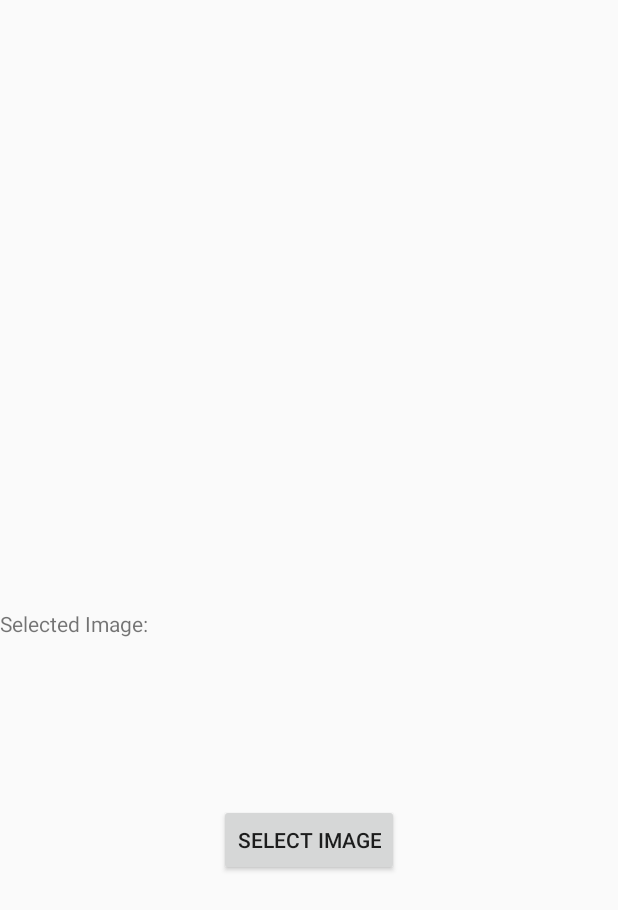
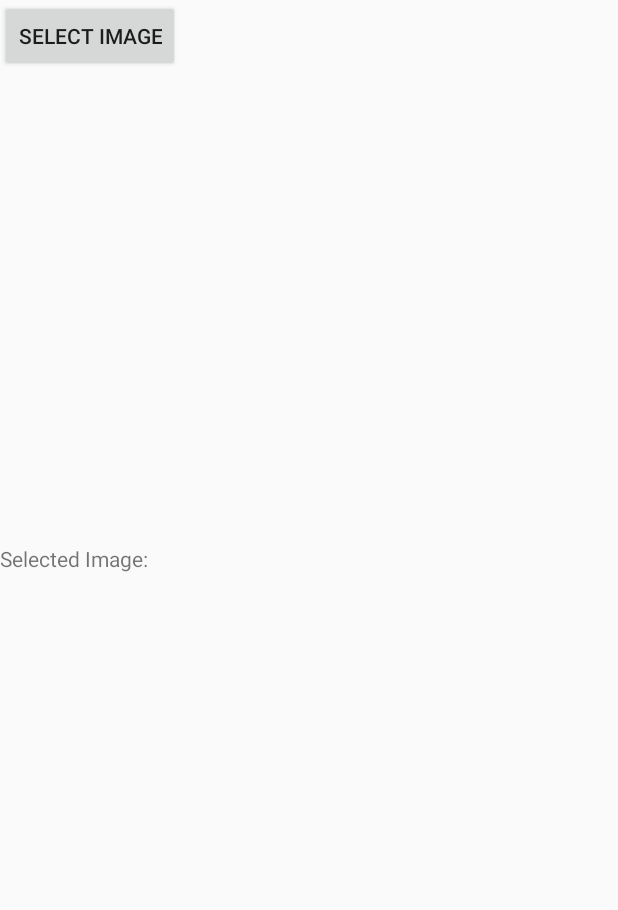
Before and after one commit to Arkadamus/JeuDePiste, an Android app: the layout activity_camera.xml on its own in the app's theme, with its tools: preview values and no code run, on a phone screen of 412 x 824 dp. Shown: the top 910 px of the screen. Run offline under Robolectric (Android 15) with nearby library versions, the phone set to English and light mode, and no system bars.

```diff
--- a/app/src/main/java/com/example/testmap/CameraActivity.java
+++ b/app/src/main/java/com/example/testmap/CameraActivity.java
@@ -57,14 +57,17 @@ public class CameraActivity extends AppCompatActivity {
     private final String LOG_TAG = "CameraActivity";
     private ImageView selectedImage;
     private TextView resultTextView;
+    private Button selectImageButton;
     Account mAccount;
 
     @Override
     protected void onCreate(Bundle savedInstanceState) {
         super.onCreate(savedInstanceState);
-        setContentView(R.layout.activity_main);
-        Button selectImageButton = (Button) findViewById(R.id
-                .select_image_button);
+
+        //Intent intent = getIntent();
+
+        setContentView(R.layout.activity_camera);
+        selectImageButton = (Button) findViewById(R.id.select_image_button);
         selectedImage = (ImageView) findViewById(R.id.selected_image);
         resultTextView = (TextView) findViewById(R.id.result);
         selectImageButton.setOnClickListener(new View.OnClickListener() {
@@ -284,7 +287,7 @@ public class CameraActivity extends AppCompatActivity {
             pickUserAccount();
         } else {
             //ne voit pas le constructeur de CGetTokenTask.java
-           new CGetTokenTask(CameraActivity.this, mAccount, SCOPE, REQUEST_ACCOUNT_AUTHORIZATION)
+            new CGetTokenTask(CameraActivity.this, mAccount, SCOPE, REQUEST_ACCOUNT_AUTHORIZATION)
                     .execute();
         }
     }
--- a/app/src/main/java/com/example/testmap/MainActivity.java
+++ b/app/src/main/java/com/example/testmap/MainActivity.java
@@ -64,7 +64,7 @@ public class MainActivity extends AppCompatActivity implements LocationListener
         btnRealiserTache.setOnClickListener(new View.OnClickListener() {
             @Override
             public void onClick(View v) {
-
+                onClickCamera(v);
             }
         });
 
@@ -126,7 +126,8 @@ public class MainActivity extends AppCompatActivity implements LocationListener
             GenerateTache();
         }
         if(requestCode == 3){
-
+            String labelImage = data.getStringExtra("EXTRA_LABELIMAGE");
+            Toast.makeText(this,labelImage,Toast.LENGTH_SHORT).show();
         }
     }
 
@@ -186,7 +187,7 @@ public class MainActivity extends AppCompatActivity implements LocationListener
 
     ///Methodes autres
     public void GenerateTache() {
-        btnRealiserTache.setEnabled(false);
+        //btnRealiserTache.setEnabled(false);
         CPreuve cPreuve = CPreuve.GeneratePreuve();
         cLieu = new CLieu();
         cLieu.GeneratePlace();
@@ -241,7 +242,7 @@ public class MainActivity extends AppCompatActivity implements LocationListener
 
     public void onClickCamera(View v){
         Intent intent = new Intent(this,CameraActivity.class);
-        startActivityForResult(intent,3);
+        startActivity(intent);
     }
 
     //    @SuppressWarnings("MissingPermission")
--- a/app/src/main/res/layout/activity_camera.xml
+++ b/app/src/main/res/layout/activity_camera.xml
@@ -1,10 +1,8 @@
 <?xml version="1.0" encoding="utf-8"?>
-<androidx.constraintlayout.widget.ConstraintLayout xmlns:android="http://schemas.android.com/apk/res/android"
-    xmlns:app="http://schemas.android.com/apk/res-auto"
-    xmlns:tools="http://schemas.android.com/tools"
+<LinearLayout xmlns:android="http://schemas.android.com/apk/res/android"
     android:layout_width="match_parent"
     android:layout_height="match_parent"
-    tools:context=".CameraActivity">
+    android:orientation="vertical">
 
     <Button
         android:id="@+id/select_image_button"
@@ -12,40 +10,27 @@
         android:layout_height="wrap_content"
         android:layout_alignParentBottom="true"
         android:layout_centerHorizontal="true"
-        android:text="Select Image"
-        app:layout_constraintBottom_toBottomOf="parent"
-        app:layout_constraintEnd_toEndOf="parent"
-        app:layout_constraintStart_toStartOf="parent"
-        app:layout_constraintTop_toBottomOf="@+id/selected_image" />
+        android:text="Select Image" />
 
     <ImageView
         android:id="@+id/selected_image"
         android:layout_width="411dp"
         android:layout_height="295dp"
-        android:layout_below="@+id/selected_image_txt"
-        android:layout_centerHorizontal="true"
-        app:layout_constraintEnd_toEndOf="parent"
-        app:layout_constraintStart_toStartOf="parent"
-        app:layout_constraintTop_toTopOf="parent" />
+        android:layout_below="@id/selected_image_txt"
+        android:layout_centerHorizontal="true" />
 
     <TextView
         android:id="@+id/result"
         android:layout_width="match_parent"
         android:layout_height="wrap_content"
-        android:layout_below="@+id/selected_image"
-        app:layout_constraintBottom_toTopOf="@+id/select_image_button"
-        app:layout_constraintTop_toBottomOf="@+id/selected_image_txt"
-        tools:layout_editor_absoluteX="0dp" />
+        android:layout_below="@id/selected_image" />
 
     <TextView
         android:id="@+id/selected_image_txt"
         android:layout_width="match_parent"
         android:layout_height="wrap_content"
         android:layout_alignParentTop="true"
-        android:text="Selected Image: "
-        app:layout_constraintBottom_toTopOf="@+id/select_image_button"
-        app:layout_constraintTop_toBottomOf="@+id/selected_image"
-        tools:layout_editor_absoluteX="97dp" />
+        android:text="Selected Image: " />
 
 
-</androidx.constraintlayout.widget.ConstraintLayout>
+</LinearLayout>
--- a/app/src/main/res/layout/activity_main.xml
+++ b/app/src/main/res/layout/activity_main.xml
@@ -47,7 +47,7 @@
             android:layout_width="fill_parent"
             android:layout_height="fill_parent"
             android:layout_weight="1"
-            android:enabled="false"
+
             android:text="Réaliser tâche" />
 
     </LinearLayout>
```
